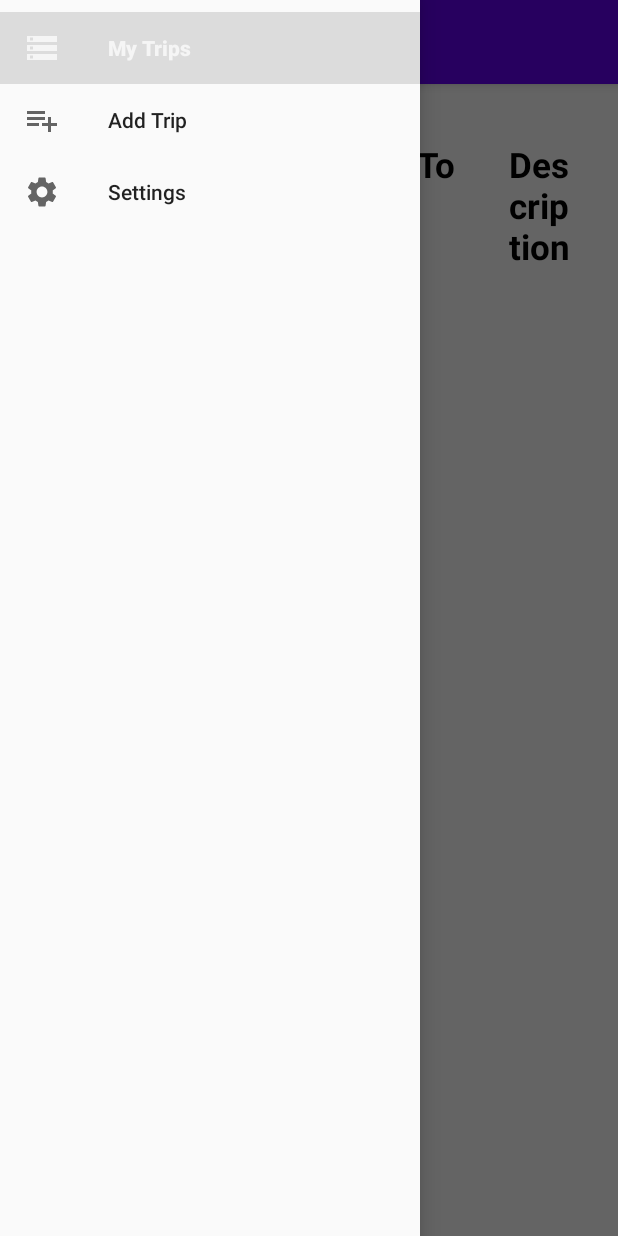
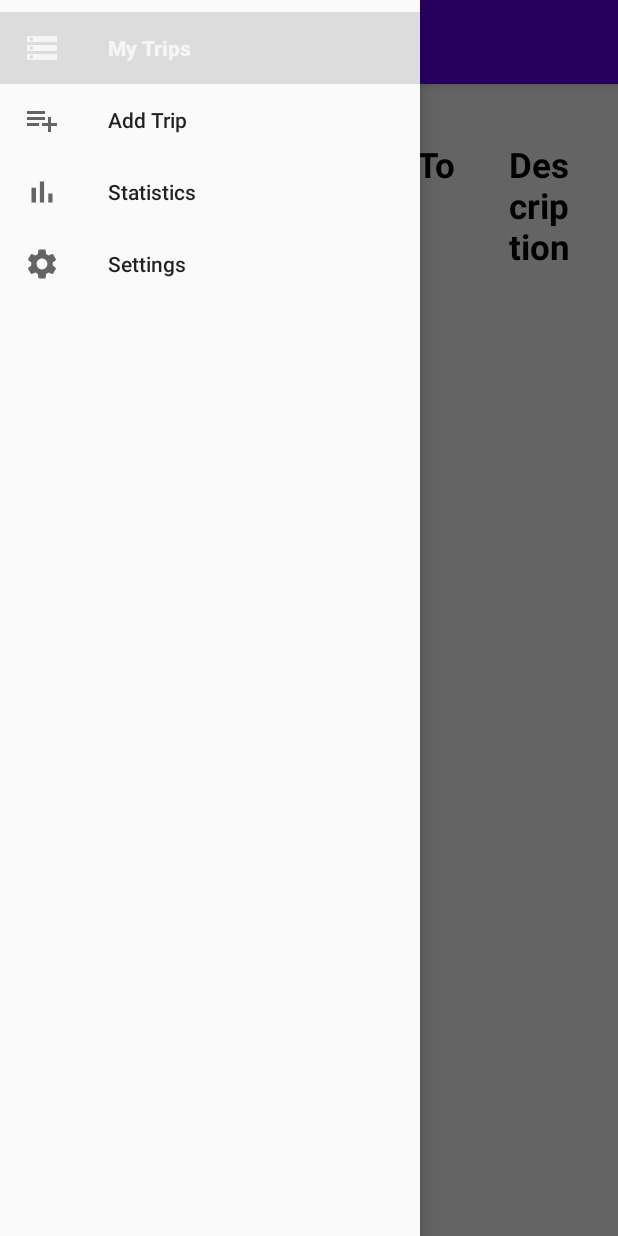
Before and after one commit to hugovelasquez/travel-app, an Android app: the screen it shows after launch (MainActivity), with the side drawer open, on a phone screen of 412 x 824 dp. Run offline under Robolectric (Android 15) with nearby library versions, the light colour scheme and no system bars; libraries missing offline, so code that uses them is left out: com.opencsv; 4 statements that could not run were skipped.

Commit message:
added stats drawer and fragment
Co-authored-by: Sofia Calderon <sofia.ester.calderon@gmail.com>

```diff
--- a/app/build.gradle
+++ b/app/build.gradle
@@ -37,4 +37,5 @@ dependencies {
     androidTestImplementation 'androidx.test.espresso:espresso-core:3.2.0'
     implementation 'androidx.recyclerview:recyclerview:1.1.0'
     implementation 'com.opencsv:opencsv:4.6'
+    implementation 'com.github.AnyChart:AnyChart-Android:1.1.2'
 }
--- a/app/src/main/java/com/sucaldo/travelapp/views/MainActivity.java
+++ b/app/src/main/java/com/sucaldo/travelapp/views/MainActivity.java
@@ -67,6 +67,11 @@ public class MainActivity extends AppCompatActivity implements NavigationView.On
                         new AddTripFragment()).commit();
                 getSupportActionBar().setTitle(getString(R.string.navbar_add_trip));
                 break;
+            case R.id.nav_statistics:
+                getSupportFragmentManager().beginTransaction().replace(R.id.fragment_container,
+                        new TripStatisticsFragment()).commit();
+                getSupportActionBar().setTitle(getString(R.string.navbar_statistics));
+                break;
             case R.id.nav_settings:
                 getSupportFragmentManager().beginTransaction().replace(R.id.fragment_container,
                         new SettingsFragment()).commit();
--- /dev/null
+++ b/app/src/main/res/drawable/ic_baseline_bar_chart_24.xml
@@ -0,0 +1,10 @@
+<vector xmlns:android="http://schemas.android.com/apk/res/android"
+    android:width="24dp"
+    android:height="24dp"
+    android:viewportWidth="24"
+    android:viewportHeight="24"
+    android:tint="?attr/colorControlNormal">
+  <path
+      android:fillColor="@android:color/white"
+      android:pathData="M5,9.2h3L8,19L5,19zM10.6,5h2.8v14h-2.8zM16.2,13L19,13v6h-2.8z"/>
+</vector>
--- a/app/src/main/res/menu/drawer_menu.xml
+++ b/app/src/main/res/menu/drawer_menu.xml
@@ -13,6 +13,11 @@
             android:title="@string/navbar_add_trip" />
 
         <item
+            android:id="@+id/nav_statistics"
+            android:icon="@drawable/ic_baseline_bar_chart_24"
+            android:title="@string/navbar_statistics" />
+
+        <item
             android:id="@+id/nav_settings"
             android:icon="@drawable/ic_baseline_settings_24"
             android:title="@string/navbar_settings" />
--- a/app/src/main/res/values/strings.xml
+++ b/app/src/main/res/values/strings.xml
@@ -15,6 +15,7 @@
     <string name="navbar_edit_trip">Edit Trip</string>
     <string name="navbar_add_stop">Add Stop</string>
     <string name="navbar_settings">Settings</string>
+    <string name="navbar_statistics">Statistics</string>
 
     <!-- fragment keys -->
     <string name="fragment_key_trip_id">tripId</string>
```
Also changed, not shown: app/src/main/java/com/sucaldo/travelapp/views/TripStatisticsFragment.java (added, +41 -0 lines), app/src/main/res/layout/trip_statistics_view.xml (added, +13 -0 lines).
